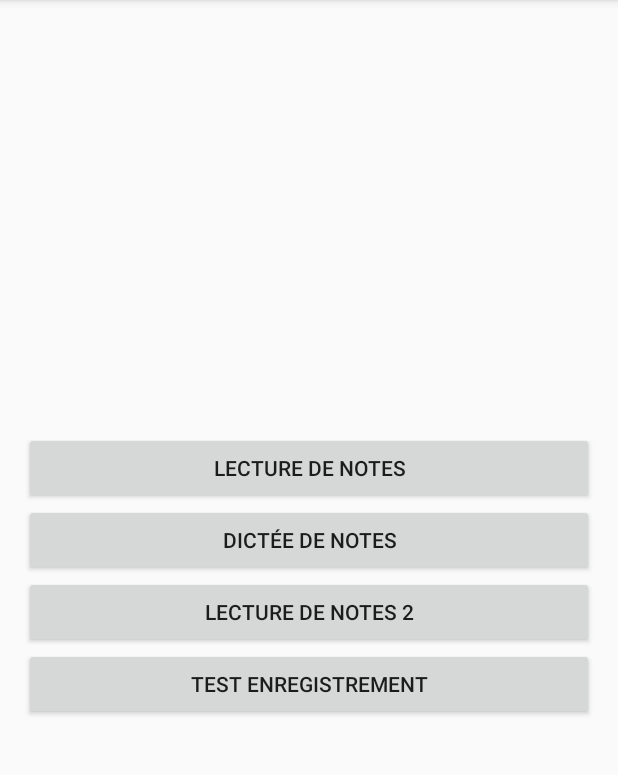
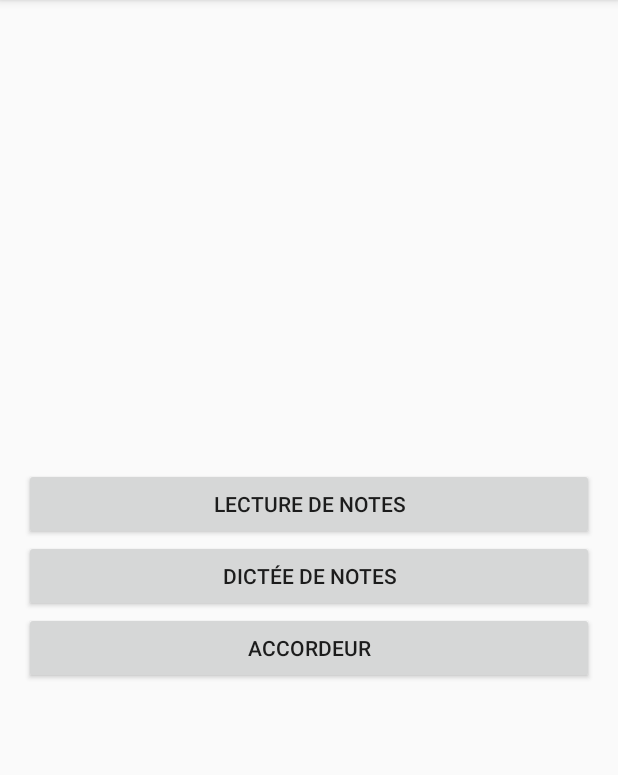
Before and after one commit to PerrioJ/ProjetLong2A, an Android app: the screen it shows after launch (MenuActivity), on a phone screen of 412 x 824 dp, the part 84-859 px from its top. Run offline under Robolectric (Android 15) with nearby library versions, the phone set to English and light mode, and no system bars.

Commit message:
Avant rdv avec Galtier

```diff
--- a/app/src/main/AndroidManifest.xml
+++ b/app/src/main/AndroidManifest.xml
@@ -29,7 +29,6 @@
         <activity
             android:name=".TestRecord"
             android:screenOrientation="portrait" />
-        <activity android:name=".LectureDeNoteReconnaissance"></activity>
     </application>
 
 </manifest>
--- a/app/src/main/java/perriobarreteau/apprentissagemusique/LectureDeNote.java
+++ b/app/src/main/java/perriobarreteau/apprentissagemusique/LectureDeNote.java
@@ -69,7 +69,7 @@ public class LectureDeNote extends AppCompatActivity implements View.OnClickList
             ImageView imageViewNote = (ImageView) findViewById(R.id.imageViewNote);
             Random rand = new Random();
             int idRandomNew = rand.nextInt(7) + 1;
-            while (idRandomNew ==this.idRandom) {
+            while (idRandomNew == this.idRandom) {
                 idRandomNew = rand.nextInt(7) + 1;
             }
             this.idRandom = idRandomNew;
--- a/app/src/main/java/perriobarreteau/apprentissagemusique/MenuActivity.java
+++ b/app/src/main/java/perriobarreteau/apprentissagemusique/MenuActivity.java
@@ -15,8 +15,7 @@ public class MenuActivity extends AppCompatActivity {
 
         Button buttonLecture = (Button) findViewById(R.id.buttonLecture);
         Button buttonDictee = (Button) findViewById(R.id.buttonDictee);
-        Button buttonLecture2 = (Button) findViewById(R.id.buttonLecture2);
-        Button buttonTest = (Button) findViewById(R.id.buttonTest);
+        Button buttonAccorder = (Button) findViewById(R.id.buttonAccordeur);
 
         buttonLecture.setOnClickListener(new View.OnClickListener() {
             public void onClick(View view) {
@@ -32,15 +31,8 @@ public class MenuActivity extends AppCompatActivity {
             }
         });
 
-        buttonLecture2.setOnClickListener(new View.OnClickListener() {
-            @Override
-            public void onClick(View view) {
-                Intent passageLecture2 = new Intent(MenuActivity.this, LectureDeNoteReconnaissance.class);
-                startActivity(passageLecture2);
-            }
-        });
 
-        buttonTest.setOnClickListener(new View.OnClickListener() {
+        buttonAccorder.setOnClickListener(new View.OnClickListener() {
             @Override
             public void onClick(View view) {
                 Intent passageTest = new Intent(MenuActivity.this, TestRecord.class);
@@ -48,7 +40,5 @@ public class MenuActivity extends AppCompatActivity {
             }
         });
 
-
-
     }
 }
--- a/app/src/main/java/perriobarreteau/apprentissagemusique/Note.java
+++ b/app/src/main/java/perriobarreteau/apprentissagemusique/Note.java
@@ -38,8 +38,9 @@ public class Note {
 
         long depart = System.currentTimeMillis();
 
-        while((System.currentTimeMillis()-depart < 2000)) {
-            audioRecord.read(signal,0,taille);
+        int compteur = 0;
+        while((compteur < taille)) {
+            compteur += audioRecord.read(signal,0,taille);
         }
 
         audioRecord.stop();
--- a/app/src/main/res/layout/activity_menu.xml
+++ b/app/src/main/res/layout/activity_menu.xml
@@ -25,15 +25,9 @@
         android:text="Dictée de notes" />
 
     <Button
-        android:id="@+id/buttonLecture2"
+        android:id="@+id/buttonAccordeur"
         android:layout_width="match_parent"
         android:layout_height="wrap_content"
-        android:text="Lecture de notes 2" />
-
-    <Button
-        android:id="@+id/buttonTest"
-        android:layout_width="match_parent"
-        android:layout_height="wrap_content"
-        android:text="Test enregistrement" />
+        android:text="Accordeur" />
 
 </LinearLayout>
```
Also changed, not shown: app/src/main/java/perriobarreteau/apprentissagemusique/LectureDeNoteReconnaissance.java (deleted, +0 -64 lines), app/src/main/res/layout/activity_lecture_de_note_reconnaissance.xml (deleted, +0 -41 lines).
